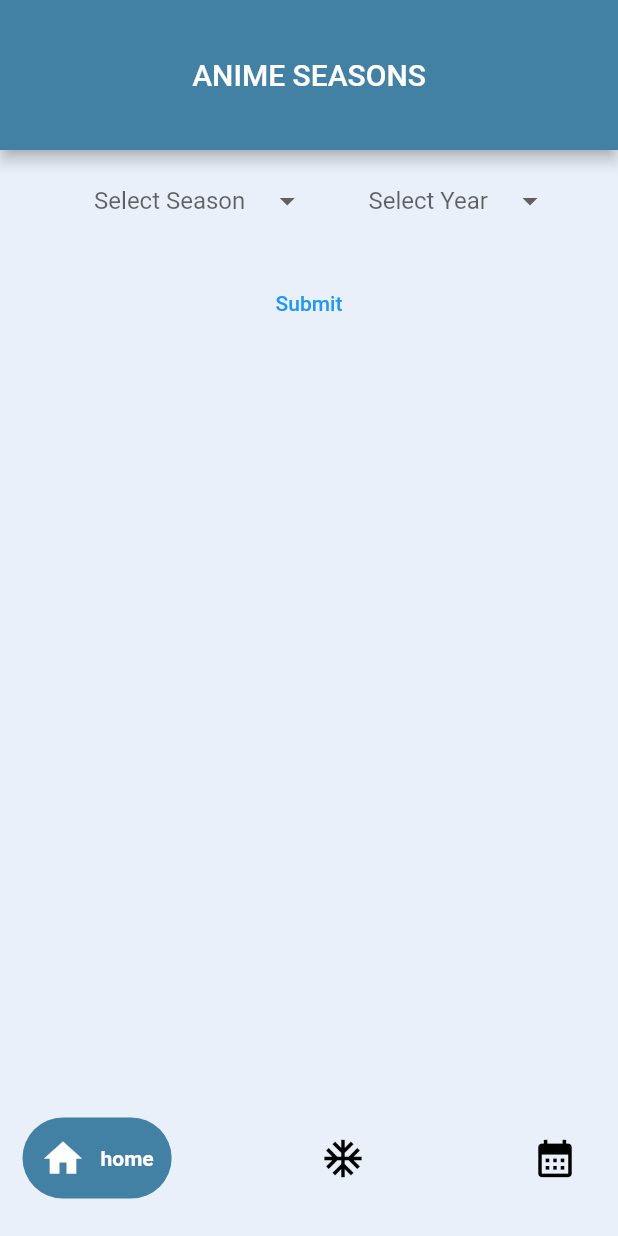
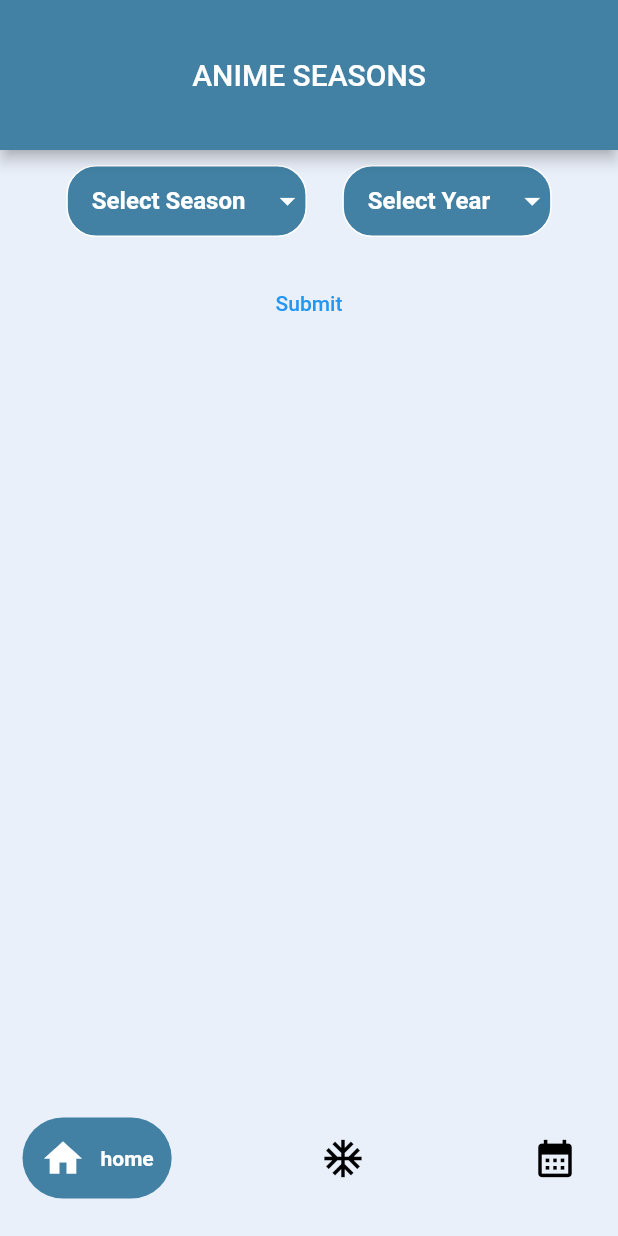
Before and after one commit to rafagomezUCR/AniSeasonV2, a Flutter app: the AnimeSeasons screen opened by its route, on a phone screen of 412 x 824 dp. Run offline on Flutter 3.47's test engine with Material 2 defaults, Android fonts, the phone set to English and light mode, and no system bars; drawn by our look-alikes of dropdown_button2, google_nav_bar; our stand-ins replace carousel_slider, flutter_riverpod, go_router.

Commit message:
styling done to dropdown menu in seasons screen

```diff
--- a/aniseason/lib/Screens/anime_seasons_screen.dart
+++ b/aniseason/lib/Screens/anime_seasons_screen.dart
@@ -16,13 +16,47 @@ class _AnimeSeasonsState extends State<AnimeSeasons> {
 
   String? selectedSeason;
 
+  List<DropdownMenuItem<String>> _DividedMenuItemList(List<String> items) {
+    List<DropdownMenuItem<String>> menuItems = [];
+    for (var item in items) {
+      menuItems.addAll(
+        [
+          DropdownMenuItem<String>(
+            value: item,
+            child: Text(item),
+          ),
+          if (item != items.last)
+            DropdownMenuItem<String>(
+              enabled: false,
+              child: Divider(
+                color: AppColors.ten,
+              ),
+            ),
+        ],
+      );
+    }
+    return menuItems;
+  }
+
+  List<double> _customMenuItemHeights() {
+    List<double> itemHeights = [];
+    for (var i = 0; i < (seasonlist.length * 2) - 1; ++i) {
+      if (i % 2 == 0) {
+        itemHeights.add(40);
+      } else {
+        itemHeights.add(4);
+      }
+    }
+    return itemHeights;
+  }
+
   @override
   Widget build(BuildContext context) {
     double screenHeight = MediaQuery.of(context).size.height;
     double screenWidth = MediaQuery.of(context).size.width;
     return Scaffold(
       appBar: AppBar(
-        title: Text("ANIME SEASONS"),
+        title: const Text("ANIME SEASONS"),
         centerTitle: true,
         toolbarHeight: 100,
         backgroundColor: AppColors.ten,
@@ -40,35 +74,50 @@ class _AnimeSeasonsState extends State<AnimeSeasons> {
                   child: DropdownButton2(
                     // changes backgroundcolor when picking item
                     //barrierColor: AppColors.ten,
-                    buttonDecoration:
-                        BoxDecoration(borderRadius: BorderRadius.circular(20)),
-                    hint: const Text("Select Season"),
+                    buttonDecoration: BoxDecoration(
+                      borderRadius: BorderRadius.circular(20),
+                      border: Border.all(color: AppColors.lightText),
+                      color: AppColors.ten,
+                    ),
+                    iconEnabledColor: Colors.white,
+                    hint: const Text(
+                      "Select Season",
+                      style: TextStyle(
+                        color: Colors.white,
+                        fontWeight: FontWeight.bold,
+                      ),
+                    ),
+                    dropdownDecoration: BoxDecoration(
+                      borderRadius: BorderRadius.circular(20),
+                    ),
+                    customItemsHeights: _customMenuItemHeights(),
                     onChanged: (value) => {},
-                    items: seasonlist
-                        .map<DropdownMenuItem<String>>(
-                          (String item) => DropdownMenuItem(
-                            value: item,
-                            child: Text(item),
-                          ),
-                        )
-                        .toList(),
+                    items: _DividedMenuItemList(seasonlist),
                   ),
                 ),
                 DropdownButtonHideUnderline(
                   child: DropdownButton2(
-                    // changes backgroundcolor when picking item
-                    //barrierColor: AppColors.ten,
-                    hint: const Text("Select Year"),
-                    onChanged: (value) => {},
-                    items: seasonlist
-                        .map<DropdownMenuItem<String>>(
-                          (String item) => DropdownMenuItem(
-                            value: item,
-                            child: Text(item),
-                          ),
-                        )
-                        .toList(),
-                  ),
+                      // changes backgroundcolor when picking item
+                      //barrierColor: AppColors.ten,
+                      buttonDecoration: BoxDecoration(
+                        borderRadius: BorderRadius.circular(20),
+                        border: Border.all(color: AppColors.lightText),
+                        color: AppColors.ten,
+                      ),
+                      iconEnabledColor: Colors.white,
+                      hint: const Text(
+                        "Select Year",
+                        style: TextStyle(
+                          color: Colors.white,
+                          fontWeight: FontWeight.bold,
+                        ),
+                      ),
+                      dropdownDecoration: BoxDecoration(
+                        borderRadius: BorderRadius.circular(20),
+                      ),
+                      customItemsHeights: _customMenuItemHeights(),
+                      onChanged: (value) => {},
+                      items: _DividedMenuItemList(seasonlist)),
                 ),
               ],
             ),
```
